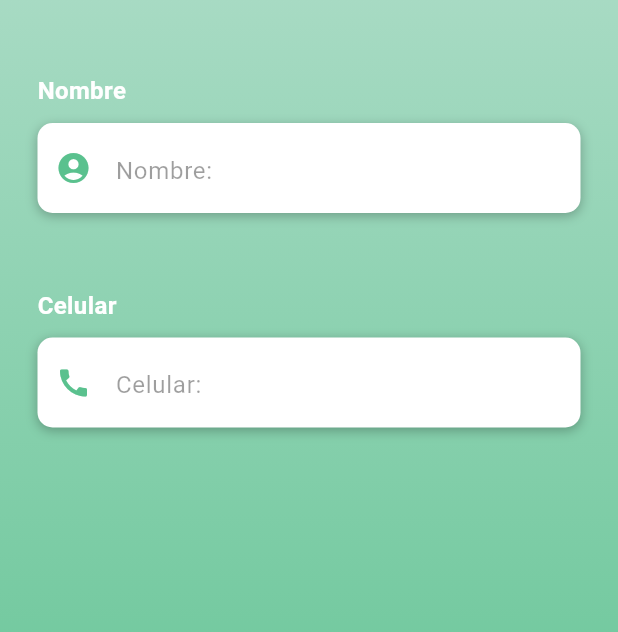
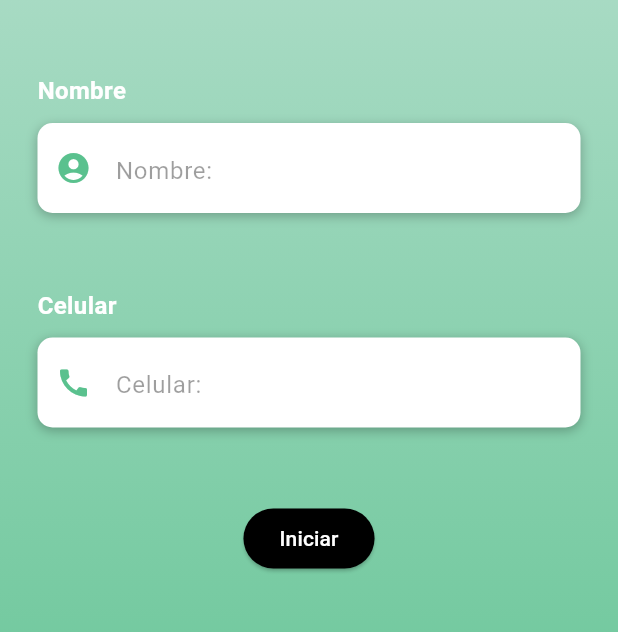
Before and after one commit to Dafaild25/ProyectoSexto, a Flutter app: the screen it shows after launch, on a phone screen of 412 x 824 dp, the part 267-899 px from its top. Run offline on Flutter 3.47's test engine with Material 3 defaults, Android fonts, the phone set to English and light mode, and no system bars.

Commit message:
colocacion de inicio sin accion

```diff
--- a/lib/login.dart
+++ b/lib/login.dart
@@ -27,6 +27,7 @@ Widget entradaNombre() {
             ]),
         height: 60,
         child: TextField(
+          //Esta linea siguiente hace que l teclado sea letra
           keyboardType: TextInputType.emailAddress,
           style: TextStyle(color: Colors.black87),
           decoration: InputDecoration(
@@ -64,7 +65,7 @@ Widget entradaCelular() {
             ]),
         height: 60,
         child: TextField(
-          //tipo de texto que va a ingresar
+          //tipo de texto que va a ingresar AQUI APARECEN NUMEROS
           keyboardType: TextInputType.phone,
           style: TextStyle(color: Colors.black87),
           decoration: InputDecoration(
@@ -84,6 +85,11 @@ Widget entradaCelular() {
 class _LoginStatico extends State<login> {
   @override
   Widget build(BuildContext context) {
+    //definir el estilo del boton
+    final estiloBtn = ElevatedButton.styleFrom(
+      backgroundColor: Colors.black,
+      foregroundColor: Colors.white,
+    );
     return Scaffold(
         body: AnnotatedRegion<SystemUiOverlayStyle>(
       value: SystemUiOverlayStyle.light,
@@ -122,6 +128,12 @@ class _LoginStatico extends State<login> {
                       //SIZE ES EL ESPACIADO
                       SizedBox(height: 50),
                       entradaCelular(),
+                      //crear uun boton y le damos el mismo espaciado
+                      SizedBox(height: 50),
+                      ElevatedButton(
+                          style: estiloBtn,
+                          onPressed: () {},
+                          child: Text("Iniciar")),
                     ],
                   ),
                 ))
```
